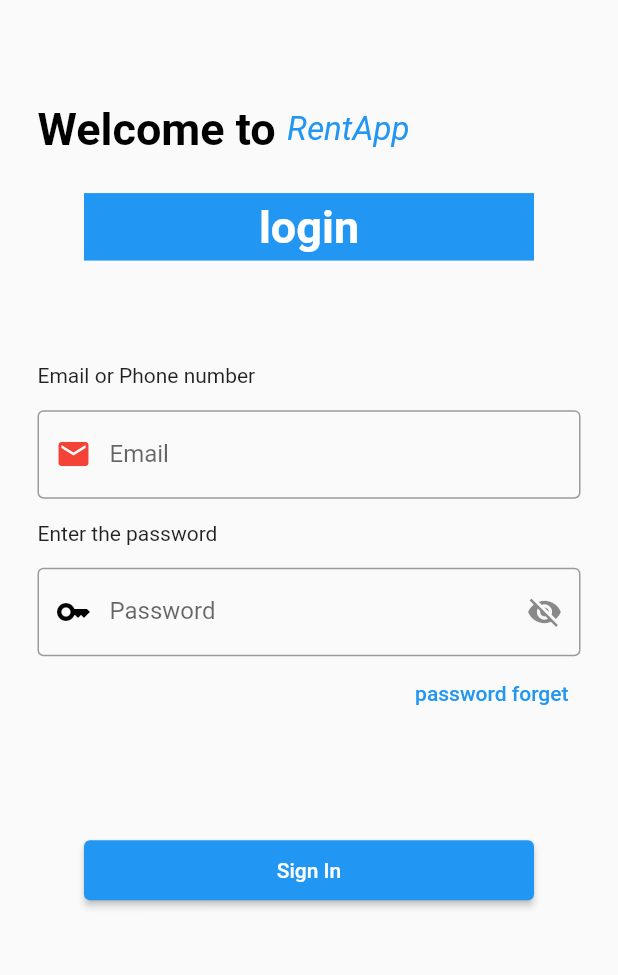
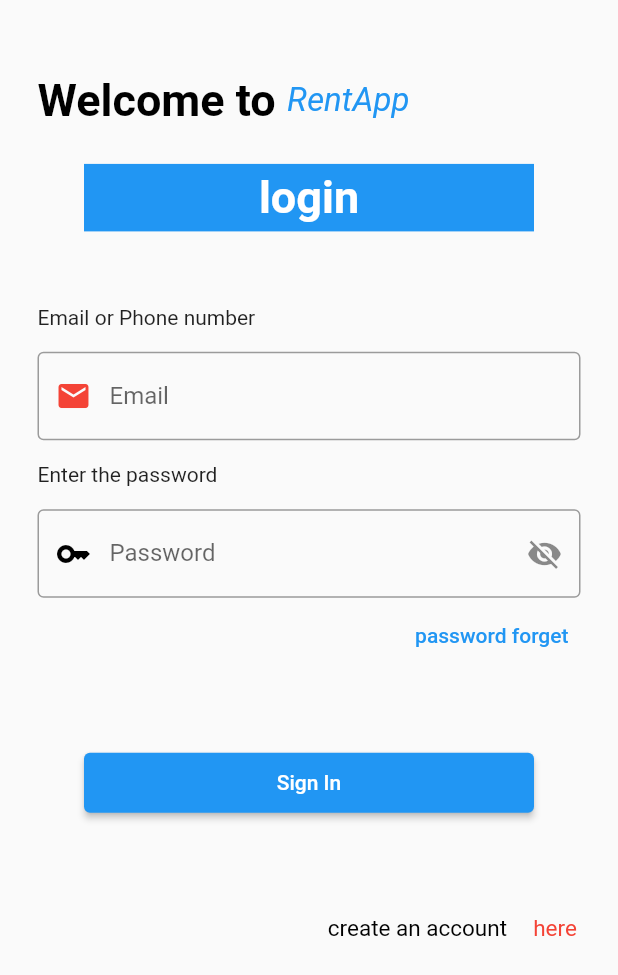
Before and after one commit to MarcSoft54/rent, a Flutter app: the screen it shows after launch, after a tap on "Sign In", on a phone screen of 412 x 824 dp. Shown: the top 975 px of the screen. Run offline on Flutter 3.47's test engine with Material 2 defaults, Android fonts, the phone set to English and light mode, and no system bars; network calls fail.

Commit message:
version 3

```diff
--- /dev/null
+++ b/lib/class/function.dart
@@ -0,0 +1,34 @@
+import 'package:flutter/material.dart';
+
+
+Text customText(String data,
+    {color = Colors.black,
+      double size = 15,
+      fontSize = FontStyle.normal,
+      fontWeight = FontWeight.normal}) {
+  return Text(data,
+      style: TextStyle(
+          color: color,
+          fontSize: size,
+          fontStyle: fontSize,
+          fontWeight: fontWeight));
+}
+
+
+Padding padding(
+    {double left = 0,
+      double right = 0,
+      double top = 0.0,
+      double bottom = 0}) {
+  return Padding(
+      padding: EdgeInsets.only(
+          left: left, right: right, top: top, bottom: bottom));
+}
+
+
+
+bool checkEmail(String email) {
+  return RegExp(
+      r'^(([^<>()[\]\\.,;:\s@\"]+(\.[^<>()[\]\\.,;:\s@\"]+)*)|(\".+\"))@((\[[0-9]{1,3}\.[0-9]{1,3}\.[0-9]{1,3}\.[0-9]{1,3}\])|(([a-zA-Z\-0-9]+\.)+[a-zA-Z]{2,}))$')
+      .hasMatch(email);
+}
--- a/lib/login.dart
+++ b/lib/login.dart
@@ -1,4 +1,7 @@
 import 'package:flutter/material.dart';
+import 'package:rentalapp/signIn.dart';
+
+import 'class/function.dart';
 
 class LoginApp extends StatefulWidget {
   const LoginApp({super.key});
@@ -78,9 +81,9 @@ class _LoginApp extends State<LoginApp> {
                           child: Column(
                             mainAxisAlignment: MainAxisAlignment.start,
                             children: [
-                              Row(
+                              const Row(
                                 mainAxisAlignment: MainAxisAlignment.start,
-                                children: const [
+                                children: [
                                   Text("Email or Phone number"),
                                 ],
                               ),
@@ -89,16 +92,16 @@ class _LoginApp extends State<LoginApp> {
                               emailBox(),
                               const Padding(
                                   padding: EdgeInsets.only(bottom: 15)),
-                              Row(
+                              const Row(
                                 mainAxisAlignment: MainAxisAlignment.start,
-                                children: const [Text("Enter the password")],
+                                children: [Text("Enter the password")],
                               ),
                               const Padding(
                                   padding: EdgeInsets.only(bottom: 15)),
                               passWordBox(),
-                              Row(
+                              const Row(
                                 mainAxisAlignment: MainAxisAlignment.end,
-                                children: const [
+                                children: [
                                   Padding(padding: EdgeInsets.only(top: 50)),
                                   TextButton(
                                       onPressed: null,
@@ -115,7 +118,7 @@ class _LoginApp extends State<LoginApp> {
                         ElevatedButton(
                           onPressed: () {
                             setState(() {
-                              if (checkEmail(email)) {
+                              if (checkEmail(email)) {                         //*************** check email
                                 //
                               } else {
                                 setState(() {
@@ -125,16 +128,27 @@ class _LoginApp extends State<LoginApp> {
                             });
                           },
                           style: const ButtonStyle(
-                              maximumSize:
-                              MaterialStatePropertyAll(Size.fromWidth(300)),
-                              fixedSize: MaterialStatePropertyAll<Size>(
-                                  Size.fromHeight(40)),
-                              backgroundColor:
-                              MaterialStatePropertyAll(Colors.blue)),
+                              maximumSize:MaterialStatePropertyAll(Size.fromWidth(300)),
+                              fixedSize: MaterialStatePropertyAll<Size>(Size.fromHeight(40)),
+                              backgroundColor: MaterialStatePropertyAll(Colors.blue)),
                           child: const Text(
                             "Sign In",
                             style: TextStyle(color: Colors.white),
                           ),
+                        ),
+                        Row(
+                          mainAxisAlignment: MainAxisAlignment.end,
+                          children: [
+                            customText("create an account"),
+                            TextButton(
+                                onPressed: (){
+                                  Navigator.push(context, MaterialPageRoute(builder: (BuildContext){
+                                    return SignIn();
+                                  }));
+                                },
+                                child: customText("here", color: Colors.red[500])),
+                            padding(right: 10)
+                          ],
                         ),
                         Container(
                           height: MediaQuery.of(context).size.width * .2,
@@ -145,11 +159,6 @@ class _LoginApp extends State<LoginApp> {
             )));
   }
 
-  bool checkEmail(String email) {
-    return RegExp(
-        r'^(([^<>()[\]\\.,;:\s@\"]+(\.[^<>()[\]\\.,;:\s@\"]+)*)|(\".+\"))@((\[[0-9]{1,3}\.[0-9]{1,3}\.[0-9]{1,3}\.[0-9]{1,3}\])|(([a-zA-Z\-0-9]+\.)+[a-zA-Z]{2,}))$')
-        .hasMatch(email);
-  }
 
   Widget emailBox() {
     return TextField(
--- a/lib/main.dart
+++ b/lib/main.dart
@@ -1,5 +1,6 @@
 import 'package:flutter/material.dart';
 import 'package:rentalapp/login.dart';
+import 'package:rentalapp/signIn.dart';
 
 void main() {
   runApp(const MyApp());
@@ -67,16 +68,21 @@ class _MyHomePageState extends State<MyHomePage> {
                               fontStyle: FontStyle.italic,
                               fontWeight: FontWeight.bold),
                         ),
-                        const ElevatedButton(
-                          onPressed: null,
-                          style: ButtonStyle(
+                        ElevatedButton(
+                          onPressed: (){
+                            setState(() {
+                              Navigator.push(context, MaterialPageRoute(builder: (BuildContext){
+                                return SignIn();
+                              }));
+                            });
+                          },
+                          style: const ButtonStyle(
                             backgroundColor:
                             MaterialStatePropertyAll<Color>(Colors.blue),
-                            fixedSize:
-                            MaterialStatePropertyAll<Size>(Size.fromHeight(40)),
+                            fixedSize: MaterialStatePropertyAll<Size>(Size.fromHeight(40)),
                             maximumSize: MaterialStatePropertyAll(Size.fromWidth(300)),
                           ),
-                          child: Text(
+                          child: const Text(
                             "Sign up",
                             style: TextStyle(color: Colors.white),
                           ),
```
Also changed, not shown: lib/signIn.dart (added, +243 -0 lines), pubspec.lock, 1 other file.
